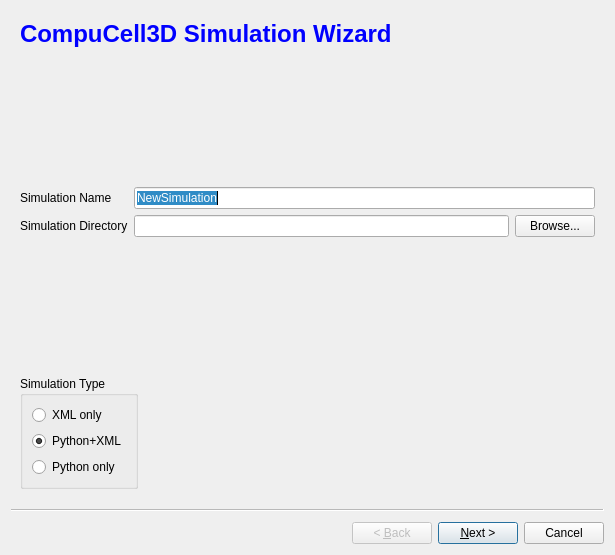
Qt form CompuCell3D/Twedit++5/Plugins/CC3DProject/NewSimulationWizard.ui (CompuCell3D/CompuCell3D) before a commit.
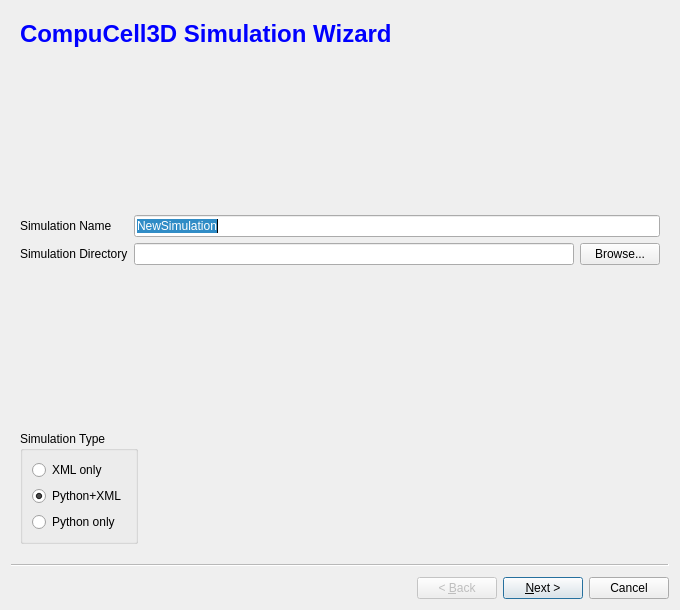
The same form after that commit.

What changed in the file:
```diff
--- a/CompuCell3D/Twedit++5/Plugins/CC3DProject/NewSimulationWizard.ui
+++ b/CompuCell3D/Twedit++5/Plugins/CC3DProject/NewSimulationWizard.ui
@@ -6,8 +6,8 @@
    <rect>
     <x>0</x>
     <y>0</y>
-    <width>615</width>
-    <height>555</height>
+    <width>680</width>
+    <height>610</height>
    </rect>
   </property>
   <property name="windowTitle">
```
Left out of the diff: 118 changed lines with no effect on the pictures.
